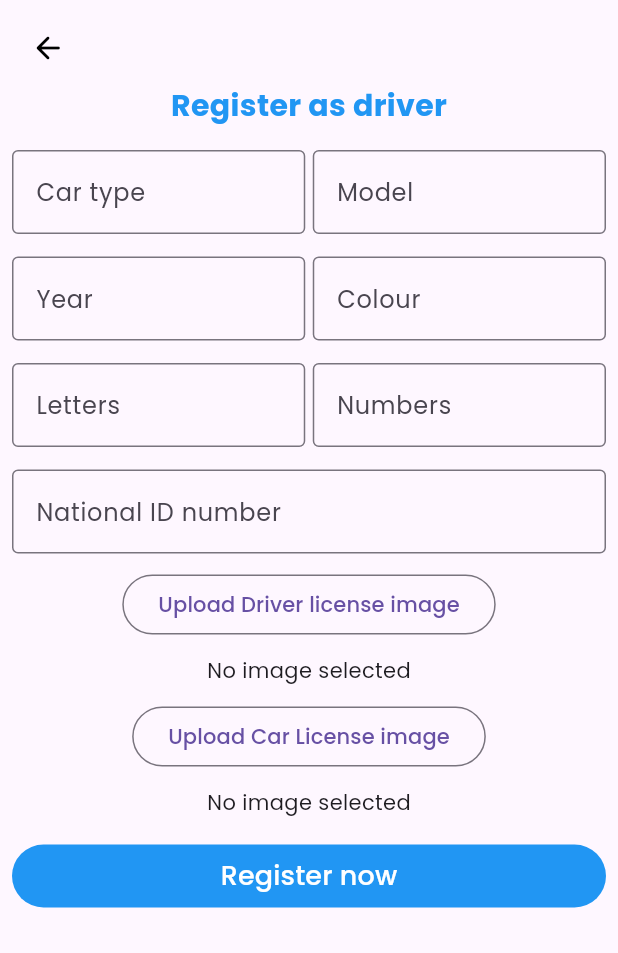
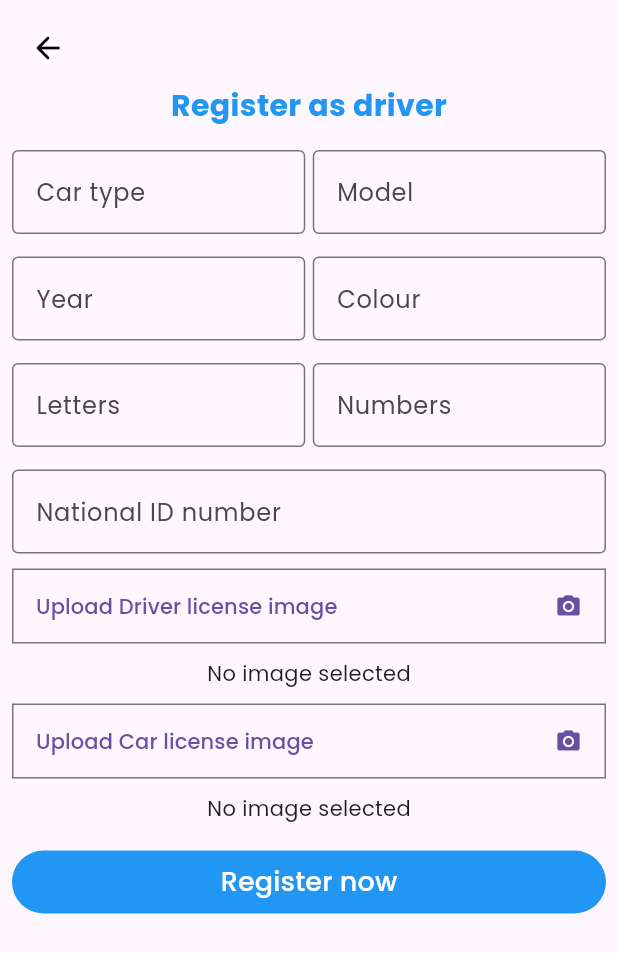
Before and after one commit to marwanessam12/CarpoolApp, a Flutter app: the DriverScreen screen opened directly, on a phone screen of 412 x 824 dp. Shown: the top 953 px of the screen. Run offline on Flutter 3.47's test engine with Material 3 defaults, Android fonts, the light colour scheme and no system bars; our stand-ins replace cloud_firestore, firebase_auth, firebase_core, firebase_storage, flutter_rating_bar, flutter_svg and 5 more; missing offline and left inert: google_maps_webservice; accounts and stored records are empty.

```diff
--- a/lib/features/home/presentation/screens/driverscreen1.dart
+++ b/lib/features/home/presentation/screens/driverscreen1.dart
@@ -330,132 +330,46 @@ class _DriverScreenState extends State<DriverScreen> {
                     },
                   ),
                   const SizedBox(height: 10.0),
-                  // OutlinedButton(
-                  //   onPressed: () async {
-                  //     ImagePicker imagePicker = ImagePicker();
-                  //     XFile? file = await imagePicker.pickImage(
-                  //         source: ImageSource.camera);
-                  //     print('${file?.path}');
-                  //     if (file == null) return;
-                  //
-                  //     DateTime.now().millisecondsSinceEpoch.toString();
-                  //
-                  //     Reference referenceRoot = FirebaseStorage.instance.ref();
-                  //     Reference referenceDirImages =
-                  //         referenceRoot.child('images');
-                  //     Reference referenceImageToUpload =
-                  //         referenceDirImages.child('$userId/Driver license');
-                  //
-                  //     try {
-                  //       await referenceImageToUpload.putFile(File(file.path));
-                  //       imageUrl =
-                  //           await referenceImageToUpload.getDownloadURL();
-                  //
-                  //       // Update state to mark that the image has been uploaded
-                  //       setState(() {
-                  //         driverImageUploaded =
-                  //             true; // Image uploaded successfully
-                  //       });
-                  //     } catch (error) {
-                  //       print(error);
-                  //     }
-                  //   },
-                  //   style: OutlinedButton.styleFrom(
-                  //     shape: RoundedRectangleBorder(
-                  //       borderRadius:
-                  //           BorderRadius.circular(0), // Rounded corners
-                  //     ),
-                  //     side: BorderSide(
-                  //         color: driverImageUploaded
-                  //             ? Colors.grey[700]!
-                  //             : Colors.red), // Red border if not uploaded
-                  //     foregroundColor: driverImageUploaded
-                  //         ? Colors.green
-                  //         : Colors.red, // Red text and icon if not uploaded
-                  //     minimumSize: const Size.fromHeight(50),
-                  //     padding: const EdgeInsets.symmetric(
-                  //         horizontal:
-                  //             16), // Adjust padding to match TextFormField height
-                  //   ),
-                  //   child: Row(
-                  //     mainAxisAlignment: MainAxisAlignment.spaceBetween,
-                  //     children: [
-                  //       Text(driverImageUploaded
-                  //           ? 'Uploaded successfully'
-                  //           : 'Upload Driver license image'),
-                  //       const Icon(Icons.camera_alt),
-                  //     ],
-                  //   ),
-                  // ),
                   OutlinedButton(
                     onPressed: _pickImage1,
-                    child: Text('Upload Driver license image'),
+                    style: OutlinedButton.styleFrom(
+                      shape: RoundedRectangleBorder(
+                        borderRadius:
+                            BorderRadius.circular(0), // Rounded corners
+                      ),
+                      minimumSize: const Size.fromHeight(50),
+                      padding: const EdgeInsets.symmetric(horizontal: 16),
+                    ),
+                    child: const Row(
+                      mainAxisAlignment: MainAxisAlignment.spaceBetween,
+                      children: [
+                        Text('Upload Driver license image'),
+                        Icon(Icons.camera_alt),
+                      ],
+                    ),
                   ),
                   SizedBox(height: 10),
                   _DriverLicense != null
                       ? Image.file(_DriverLicense!, height: 100, width: 100)
                       : Text('No image selected'),
                   const SizedBox(height: 10.0),
-                  // OutlinedButton(
-                  //   onPressed: () async {
-                  //     ImagePicker imagePicker = ImagePicker();
-                  //     XFile? file = await imagePicker.pickImage(
-                  //         source: ImageSource.camera);
-                  //     print('${file?.path}');
-                  //     if (file == null) return;
-                  //
-                  //     DateTime.now().millisecondsSinceEpoch.toString();
-                  //
-                  //     Reference referenceRoot = FirebaseStorage.instance.ref();
-                  //     Reference referenceDirImages =
-                  //         referenceRoot.child('images');
-                  //     Reference referenceImageToUpload =
-                  //         referenceDirImages.child('$userId/Car license');
-                  //
-                  //     try {
-                  //       await referenceImageToUpload.putFile(File(file.path));
-                  //       imageUrl =
-                  //           await referenceImageToUpload.getDownloadURL();
-                  //
-                  //       // Update state to mark that the image has been uploaded
-                  //       setState(() {
-                  //         carImageUploaded =
-                  //             true; // Image uploaded successfully
-                  //       });
-                  //     } catch (error) {
-                  //       print(error);
-                  //     }
-                  //   },
-                  //   style: OutlinedButton.styleFrom(
-                  //     shape: RoundedRectangleBorder(
-                  //       borderRadius:
-                  //           BorderRadius.circular(0), // Rounded corners
-                  //     ),
-                  //     side: BorderSide(
-                  //         color: carImageUploaded
-                  //             ? Colors.grey[700]!
-                  //             : Colors.red), // Red border if not uploaded
-                  //     foregroundColor: carImageUploaded
-                  //         ? Colors.green
-                  //         : Colors.red, // Red text and icon if not uploaded
-                  //     minimumSize: const Size.fromHeight(50),
-                  //     padding: const EdgeInsets.symmetric(
-                  //         horizontal:
-                  //             16), // Adjust padding to match TextFormField height
-                  //   ),
-                  //   child: Row(
-                  //     mainAxisAlignment: MainAxisAlignment.spaceBetween,
-                  //     children: [
-                  //       Text(carImageUploaded
-                  //           ? 'Uploaded successfully'
-                  //           : 'Upload Car license image'),
-                  //       const Icon(Icons.camera_alt),
-                  //     ],
-                  //   ),
-                  // ),
                   OutlinedButton(
-                    onPressed: _pickImage2,
-                    child: Text('Upload Car License image'),
+                    onPressed: _pickImage1,
+                    style: OutlinedButton.styleFrom(
+                      shape: RoundedRectangleBorder(
+                        borderRadius:
+                            BorderRadius.circular(0), // Rounded corners
+                      ),
+                      minimumSize: const Size.fromHeight(50),
+                      padding: const EdgeInsets.symmetric(horizontal: 16),
+                    ),
+                    child: const Row(
+                      mainAxisAlignment: MainAxisAlignment.spaceBetween,
+                      children: [
+                        Text('Upload Car license image'),
+                        Icon(Icons.camera_alt),
+                      ],
+                    ),
                   ),
                   SizedBox(height: 10),
                   _CarLicense != null
```
